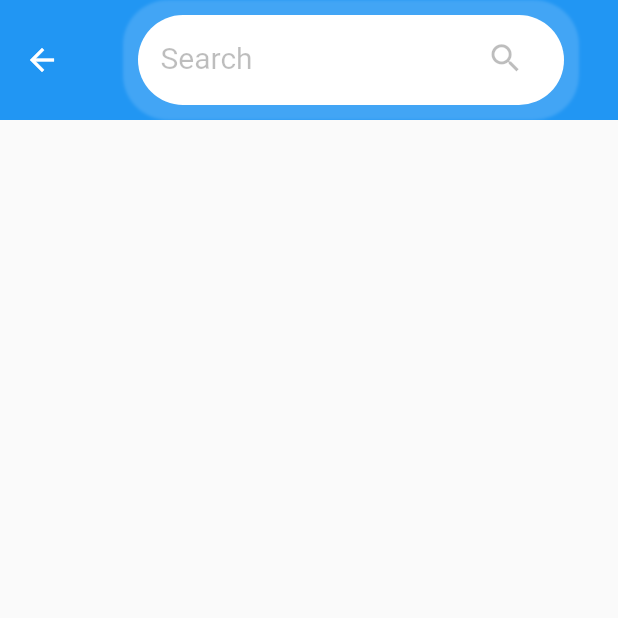
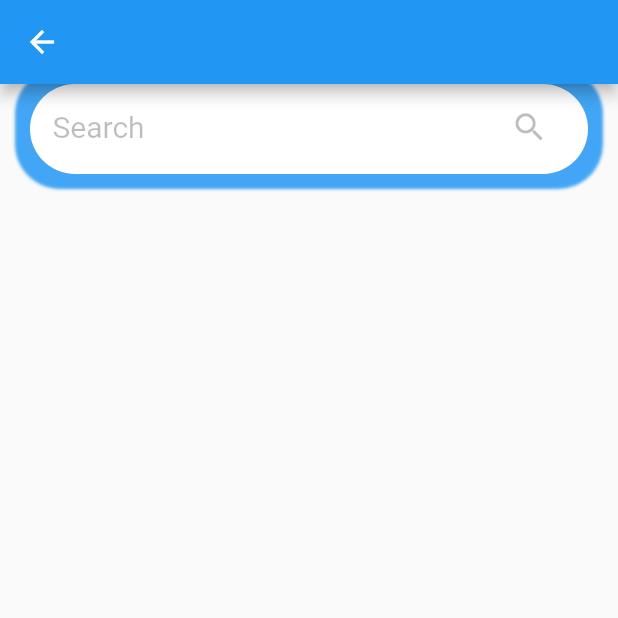
Before and after one commit to hjgms/flutter_tcc, a Flutter app: the SearchPageView screen opened directly, on a phone screen of 412 x 824 dp, the top half of it. Run offline on Flutter 3.47's test engine with Material 2 defaults, Android fonts, the phone set to English and light mode, and no system bars; our stand-ins replace cloud_firestore, firebase_core; accounts and stored records are empty.

Commit message:
some changes on folders

```diff
--- a/lib/config/functionsback.dart
+++ b/lib/config/functionsback.dart
@@ -11,15 +11,15 @@ usuariosGet(TextEditingController email,TextEditingController password, errorTex
     "pass": false
   };
   for (var i = 0; i < limit; i++) {
-    await users.doc("$i").get().then( (value) =>{
+    await users.doc("$i").get().then( (value){
       if(value["credentials"]["email"] == credentials["email"]){
         if(value["credentials"]["password"] == credentials["password"]){
-          credentials["pass"] = true
+          credentials["pass"] = true;
         }else{
-          errorTextPassword = "Password error"
+          errorTextPassword = "Password error";
         }
       }else{
-        errorTextEmail = "Email error"
+        errorTextEmail = "Email error";
       }
     });
     if(credentials["pass"] == true){
--- a/lib/main.dart
+++ b/lib/main.dart
@@ -1,10 +1,11 @@
 import 'package:flutter/material.dart';
 import 'package:firebase_core/firebase_core.dart';
+import 'package:flutter_application_firebase/pages/HomePage.dart';
 import 'config/firebase_options.dart';
 
 //view widget
-import 'views/login/loginPage.dart';
-import './views/principal/PrincipalWidget.dart';
+import 'pages/LoginPage.dart';
+import 'pages/PrincipalPage.dart';
 
 void main() async {
   WidgetsFlutterBinding.ensureInitialized();
--- a/lib/views/configurePageView/ConfigurePageView.dart
+++ b/lib/pages/ConfigurePage.dart
@@ -2,7 +2,7 @@
 import 'package:flutter/material.dart';
 
 //view
-import 'package:flutter_application_firebase/views/login/loginPage.dart';
+import 'package:flutter_application_firebase/pages/LoginPage.dart';
 import 'package:flutter_application_firebase/config/globalvariables.dart' as globalvariables;
 
 class ConfigurePageView extends StatefulWidget {
--- a/lib/views/homePageView/HomePageView.dart
+++ b/lib/pages/HomePage.dart
@@ -2,8 +2,9 @@
 import 'package:flutter/material.dart';
 
 //page view
-import 'package:flutter_application_firebase/views/mensagePageView/MensagePageView.dart';
-import 'package:flutter_application_firebase/widgets/postPersonWidget/PostPersonWidget.dart';
+import 'package:flutter_application_firebase/pages/MensagePage.dart';
+import 'package:flutter_application_firebase/views/postPersonWidget.dart';
+
 
 class HomePageView extends StatefulWidget {
   const HomePageView({super.key});
--- a/lib/views/principal/PrincipalWidget.dart
+++ b/lib/pages/PrincipalPage.dart
@@ -4,10 +4,10 @@ import 'dart:ui';
 import 'package:flutter/material.dart';
 
 //view page
-import 'package:flutter_application_firebase/views/homePageView/HomePageView.dart';
-import 'package:flutter_application_firebase/views/perfilPageView/PerfilPageView.dart';
-import 'package:flutter_application_firebase/views/searchPageView/SearchPageView.dart';
-import 'package:flutter_application_firebase/views/configurePageView/ConfigurePageView.dart';
+import 'package:flutter_application_firebase/pages/HomePage.dart';
+import 'package:flutter_application_firebase/pages/PerfilPage.dart';
+import 'package:flutter_application_firebase/pages/SearchPage.dart';
+import 'package:flutter_application_firebase/pages/ConfigurePage.dart';
 import 'package:flutter_application_firebase/config/globalvariables.dart' as globalvariables;
 
 class PrincipalWidget extends StatefulWidget {
@@ -80,7 +80,6 @@ class _PrincipalWidgetState extends State<PrincipalWidget> {
             level = PageView(
               controller: _pageController,
               onPageChanged: (index) => onPageChanged(index),
-              physics: const NeverScrollableScrollPhysics(),
               children: const <Widget> [
                 HomePageView(),
                 SearchPageView(),
--- a/lib/views/searchPageView/SearchPageView.dart
+++ b/lib/pages/SearchPage.dart
@@ -12,13 +12,11 @@ class _SearchPageViewState extends State<SearchPageView> {
   @override
   Widget build(BuildContext context) {
     return Scaffold(
-      appBar: AppBar(
-        toolbarHeight: 80,
-        backgroundColor: Colors.blue,
-        elevation: 0,
-        title: Container(
+      appBar: AppBar(),
+      body: ListView(children: [
+        Container(
           height: 60,
-          padding: EdgeInsets.symmetric(horizontal: 15, vertical: 5),
+          padding: const EdgeInsets.symmetric(horizontal: 15, vertical: 5),
           margin: const EdgeInsets.symmetric(horizontal: 20),
           decoration: BoxDecoration(
             color: Colors.white,
@@ -51,7 +49,7 @@ class _SearchPageViewState extends State<SearchPageView> {
               ),
             ),
         )
-      )
+      ],),
     );
   }
 }
```
Also changed, not shown: lib/pages/loginPage.dart (renamed from lib/views/login/loginPage.dart, +3 -5 lines), lib/pages/MensagePage.dart (renamed from lib/views/mensagePageView/MensagePageView.dart), lib/pages/PerfilPage.dart (renamed from lib/views/perfilPageView/PerfilPageView.dart), lib/views/postPersonWidget.dart (renamed from lib/widgets/postPersonWidget/PostPersonWidget.dart), 1 other file.
